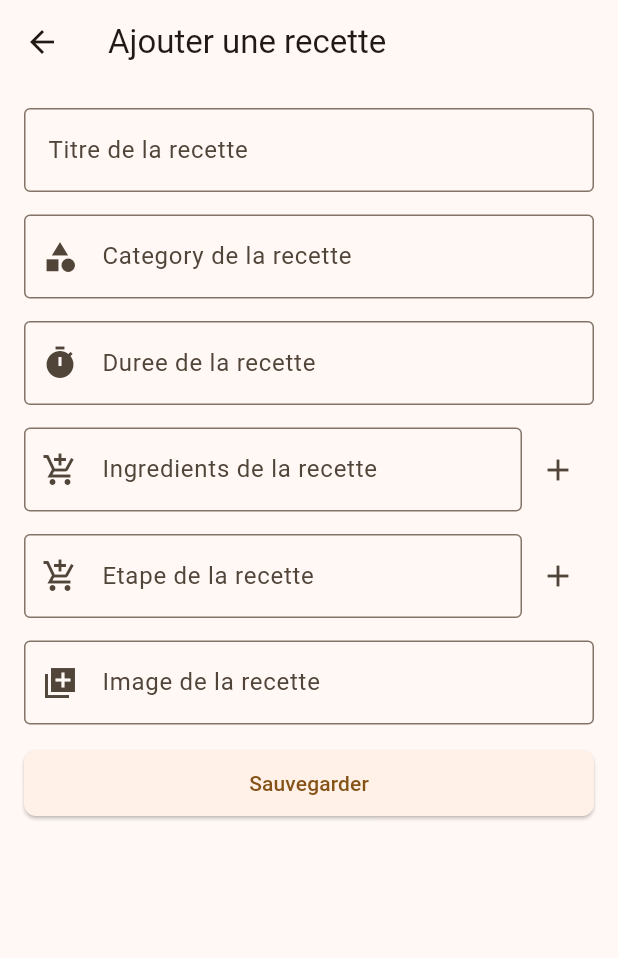
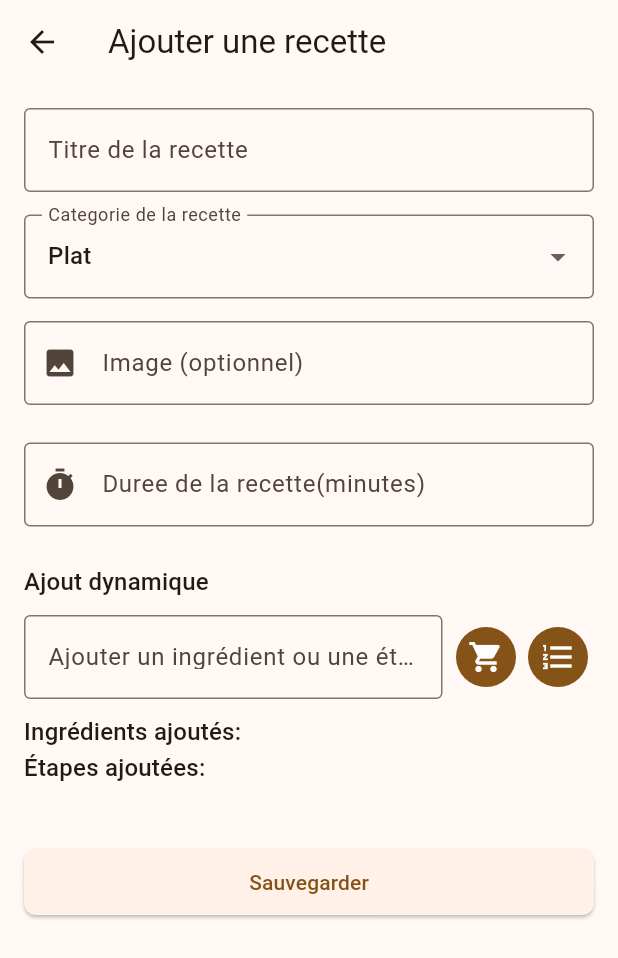
Before and after one commit to manigaEpitech/multi-screen-navigation, a Flutter app: the screen it shows after launch, after a tap on the "add" icon, on a phone screen of 412 x 824 dp. Shown: the top 958 px of the screen. Run offline on Flutter 3.47's test engine with Material 3 defaults, Android fonts, the phone set to English and light mode, and no system bars; our stand-ins replace go_router.

Commit message:
feat: correction complète de l'architecture, ajout des tests et du CI/CD

```diff
--- a/lib/screens/add_recipe_screen.dart
+++ b/lib/screens/add_recipe_screen.dart
@@ -1,7 +1,10 @@
 import 'package:flutter/material.dart';
 import 'package:go_router/go_router.dart';
-import '../widgets/custoum_textfield.dart';
-import '../widgets/custoum_button.dart';
+import 'dart:math';
+import '../widgets/custom_textfield.dart';
+import '../data/recipe_data.dart';
+import '../widgets/custom_button.dart';
+import '../models/recipe.dart';
 
 class AddRecipeScreen extends StatefulWidget {
   const AddRecipeScreen({super.key});
@@ -11,36 +14,76 @@ class AddRecipeScreen extends StatefulWidget {
 }
 
 class _AddRecipeScreenState extends State<AddRecipeScreen> {
-  List<String> _steps = [];
-  List<String> _ingrediants = [];
   final _formKey = GlobalKey<FormState>();
+
   final _title = TextEditingController();
   final _duration = TextEditingController();
-  final _category = TextEditingController();
   final _imageUrl = TextEditingController();
   final _step = TextEditingController();
-  final _ingredient = TextEditingController();
+  final _dynamic = TextEditingController();
+
+  final List<String> _category = [
+    'Plat',
+    'Entree',
+    'Dessert',
+    'Boisson',
+    'Sauce',
+    'Autre',
+    'Apéritif',
+  ];
+  String _selectedCategory = 'Plat';
+  final List<String> _ingredients = [];
+  final List<String> _steps = [];
 
   void _submit() {
     if (_formKey.currentState!.validate()) {
-      ScaffoldMessenger.of(context).showSnackBar(
-        SnackBar(
-          content: Text('Recette ajoutee avec succes !'),
-          showCloseIcon: true,
-        ),
+      if (_ingredients.isEmpty || _steps.isEmpty) {
+        ScaffoldMessenger.of(context).showSnackBar(
+          SnackBar(
+            content: Text(
+              'Veuillez ajouter au moins un ingrédient et une étape.',
+            ),
+          ),
+        );
+        return;
+      }
+
+      final newRecipe = Recipe(
+        id: Random().nextInt(1000).toString(),
+        title: _title.text,
+        category: _selectedCategory,
+        imageUrl: _imageUrl.text.isEmpty
+            ? 'https://unsplash.com'
+            : _imageUrl.text,
+        duration: int.parse(_duration.text),
+        ingredients: _ingredients,
+        steps: _steps,
       );
+
+      recipeRepository.addRecipe(newRecipe);
       context.pop();
+    }
+  }
+
+  @override
+  void _addToList(List<String> list) {
+    if (_dynamic.text.isNotEmpty) {
+      setState(() {
+        list.add(_dynamic.text);
+        _dynamic.clear();
+      });
     }
   }
 
   @override
   void dispose() {
     _title.dispose();
-    _category.dispose();
+
     _duration.dispose();
-    _ingredient.dispose();
+
     _step.dispose();
     _imageUrl.dispose();
+    _dynamic.dispose();
 
     super.dispose();
   }
@@ -55,8 +98,6 @@ class _AddRecipeScreenState extends State<AddRecipeScreen> {
           autovalidateMode: AutovalidateMode.onUserInteraction,
           key: _formKey,
           child: ListView(
-            shrinkWrap: true,
-
             children: [
               CustomTextField(
                 controller: _title,
@@ -69,75 +110,26 @@ class _AddRecipeScreenState extends State<AddRecipeScreen> {
                 },
               ),
               SizedBox(height: 15),
-              CustomTextField(
-                labelText: 'Category de la recette',
-                controller: _category,
-                validator: (value) {
-                  if (value == null || value.isEmpty) {
-                    return 'Veuillez entrer une categorie';
-                  }
-                  return null;
+
+              DropdownButtonFormField(
+                initialValue: _selectedCategory,
+                decoration: InputDecoration(
+                  labelText: 'Categorie de la recette',
+                  border: OutlineInputBorder(),
+                ),
+                items: _category
+                    .map((c) => DropdownMenuItem(value: c, child: Text(c)))
+                    .toList(),
+                onChanged: (val) {
+                  setState(() {
+                    _selectedCategory = val!;
+                  });
                 },
-                icon: (Icons.category),
-              ),
-              SizedBox(height: 15),
-              CustomTextField(
-                labelText: 'Duree de la recette',
-                controller: _duration,
-                icon: (Icons.timer),
-                textInputType: TextInputType.numberWithOptions(),
-              ),
-              SizedBox(height: 15),
-              Row(
-                children: [
-                  Expanded(
-                    child: CustomTextField(
-                      labelText: 'Ingredients de la recette',
-                      controller: _ingredient,
-                      validator: (value) {
-                        if (value == null || value.isEmpty) {
-                          return 'Veuillez entrer un ingredient';
-                        }
-                        return null;
-                      },
-                      icon: (Icons.add_shopping_cart_sharp),
-                    ),
-                  ),
-                  IconButton(
-                    onPressed: () => {
-                      _ingrediants.add(_ingredient.text),
-                      _ingredient.clear(),
-                    },
-                    icon: Icon(Icons.add),
-                  ),
-                ],
               ),
               SizedBox(height: 15),
 
-              Row(
-                children: [
-                  Expanded(
-                    child: CustomTextField(
-                      labelText: 'Etape de la recette',
-                      controller: _step,
-                      icon: (Icons.add_shopping_cart_sharp),
-                      validator: (value) {
-                        if (value == null || value.isEmpty) {
-                          return 'Veuillez entrer une etape';
-                        }
-                        return null;
-                      },
-                    ),
-                  ),
-                  IconButton(
-                    onPressed: () => {_steps.add(_step.text), _step.clear()},
-                    icon: Icon(Icons.add),
-                  ),
-                ],
-              ),
-              SizedBox(height: 15),
               CustomTextField(
-                labelText: 'Image de la recette',
+                labelText: 'Image (optionnel)',
                 controller: _imageUrl,
                 validator: (value) {
                   if (value == null || value.isEmpty) {
@@ -145,9 +137,91 @@ class _AddRecipeScreenState extends State<AddRecipeScreen> {
                   }
                   return null;
                 },
-                icon: Icons.add_to_photos_sharp,
+                icon: Icons.image,
               ),
-              SizedBox(height: 15),
+              SizedBox(height: 25),
+              CustomTextField(
+                labelText: 'Duree de la recette(minutes)',
+                controller: _duration,
+                icon: (Icons.timer),
+                textInputType: TextInputType.number,
+              ),
+              SizedBox(height: 25),
+
+              Text(
+                'Ajout dynamique',
+                style: Theme.of(context).textTheme.titleMedium,
+              ),
+              const SizedBox(height: 10),
+
+              Row(
+                children: [
+                  Expanded(
+                    child: TextField(
+                      controller: _dynamic,
+                      decoration: InputDecoration(
+                        labelText: 'Ajouter un ingrédient ou une étape',
+                        border: OutlineInputBorder(),
+                      ),
+                    ),
+                  ),
+                  SizedBox(width: 5),
+                  IconButton.filled(
+                    onPressed: () => _addToList(_ingredients),
+                    icon: Icon(Icons.shopping_cart),
+                  ),
+                  IconButton.filled(
+                    onPressed: () => _addToList(_steps),
+                    icon: Icon(Icons.format_list_numbered),
+                  ),
+                ],
+              ),
+              SizedBox(height: 10),
+
+              Text(
+                'Ingrédients ajoutés:',
+                style: Theme.of(context).textTheme.titleMedium,
+              ),
+              Wrap(
+                spacing: 8,
+                runSpacing: 6.0,
+                children: _ingredients
+                    .map(
+                      (ingredient) => Chip(
+                        label: Text(ingredient),
+                        onDeleted: () {
+                          setState(() {
+                            _ingredients.remove(ingredient);
+                          });
+                        },
+                      ),
+                    )
+                    .toList(),
+              ),
+              Text(
+                'Étapes ajoutées:',
+                style: Theme.of(context).textTheme.titleMedium,
+              ),
+              SizedBox(height: 10),
+
+              Column(
+                children: _steps
+                    .map(
+                      (step) => ListTile(
+                        title: Text(step),
+                        trailing: IconButton(
+                          icon: Icon(Icons.delete, color: Colors.red),
+                          onPressed: () {
+                            setState(() {
+                              _steps.remove(step);
+                            });
+                          },
+                        ),
+                      ),
+                    )
+                    .toList(),
+              ),
+              SizedBox(height: 30),
               CustomButton(label: 'Sauvegarder', onPressed: _submit),
             ],
           ),
--- a/lib/screens/home_screen.dart
+++ b/lib/screens/home_screen.dart
@@ -12,20 +12,49 @@ class HomeScreen extends StatefulWidget {
 
 class _HomeScreenState extends State<HomeScreen> {
   String _searchQuery = '';
+
+  @override
+  void initState() {
+    super.initState();
+
+    recipeRepository.addListener((_updateScreen));
+  }
+
+  @override
+  void dispose() {
+    recipeRepository.removeListener((_updateScreen));
+    super.dispose();
+  }
+
+  @override
+  void _updateScreen() {
+    setState(() {});
+  }
+
   @override
   Widget build(BuildContext context) {
     //filtrage des donnees
-    final filteredRecipes = dataRecipes
+    final filteredRecipes = recipeRepository.recipes
         .where((r) => r.title.toLowerCase().contains(_searchQuery))
         .toList();
 
     //Adaptatif: calcule du nombre de colonnes selon la largeur de l'ecran(Mobile vs Tablette)
     final double width = MediaQuery.of(context).size.width;
-    final int crossAxisCount = width > 600 ? 3 : 2;
+    int crossAxisCount = 2;
+
+    if (width > 1200) {
+      crossAxisCount = 5; // Pour les très grands écrans
+    } else if (width > 800) {
+      crossAxisCount = 4; // Pour les grands écrans
+    } else if (width > 600) {
+      crossAxisCount = 2; // Pour les tablettes
+    } else {
+      crossAxisCount = 1; // Pour les mobiles
+    }
 
     return Scaffold(
       appBar: AppBar(
-        title: Text('MiamChef'),
+        title: Text('Ma Cuisine'),
         actions: [
           IconButton(
             onPressed: () => context.push('/setting'),
@@ -53,8 +82,8 @@ class _HomeScreenState extends State<HomeScreen> {
               child: GridView.builder(
                 gridDelegate: SliverGridDelegateWithFixedCrossAxisCount(
                   crossAxisCount: crossAxisCount,
-                  crossAxisSpacing: 10,
-                  mainAxisSpacing: 10,
+                  crossAxisSpacing: 12,
+                  mainAxisSpacing: 12,
                 ),
                 itemCount: filteredRecipes.length,
                 itemBuilder: (context, index) {
```
Also changed, not shown: lib/data/recipe_data.dart (+29 -14 lines), lib/screens/details_sreen.dart (+32 -8 lines), lib/widgets/custom_button.dart (renamed from lib/widgets/custoum_button.dart), lib/widgets/custom_textfield.dart (renamed from lib/widgets/custoum_textfield.dart), 3 other files.
